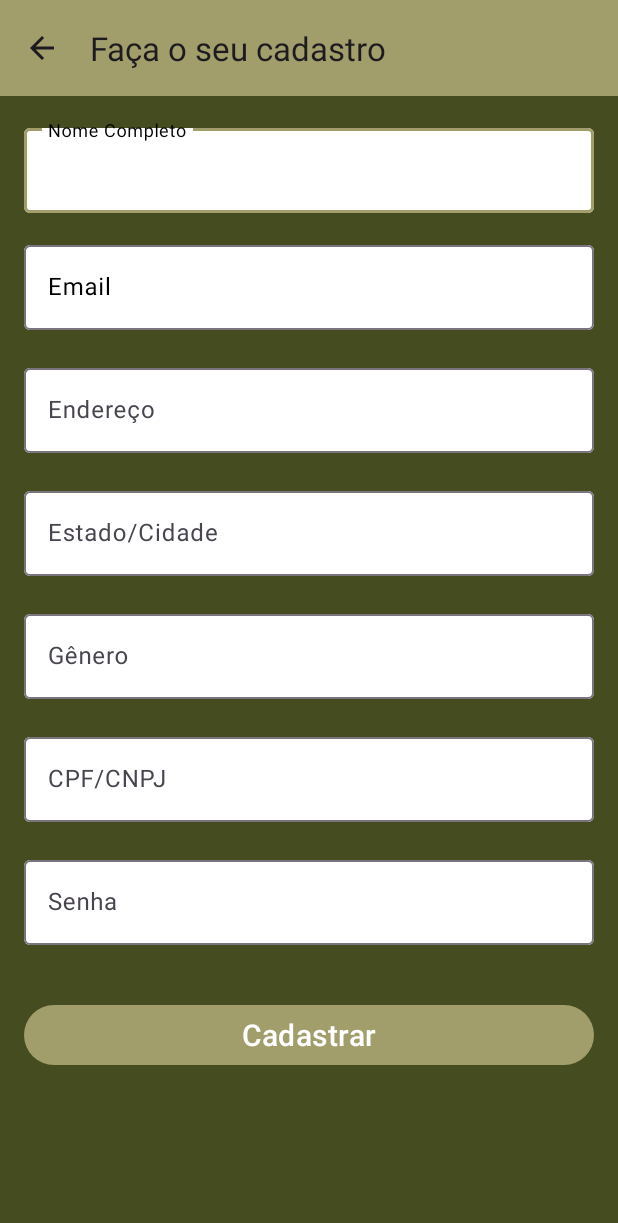
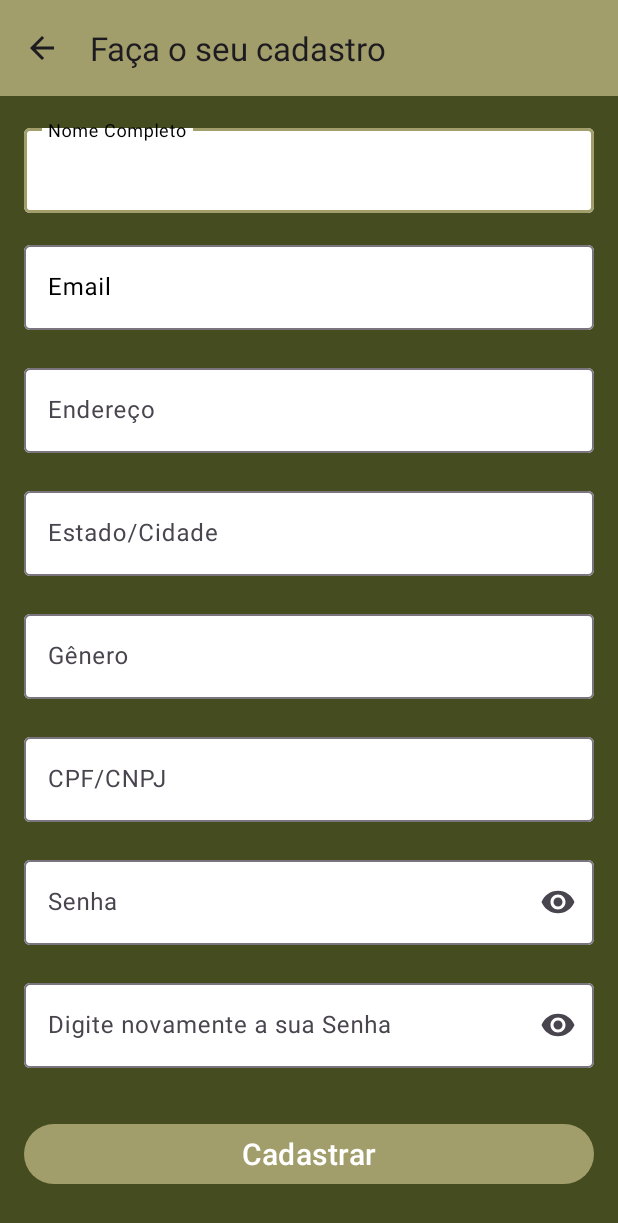
Before and after one commit to Robertofs1/descarteCba_android, an Android app: the screen it shows after launch (SignUpActivity), after a tap on "Cadastre-se", on a phone screen of 412 x 824 dp. Shown: the top 1223 px of the screen. Run offline under Robolectric (Android 15) with nearby library versions, the phone set to English and light mode, and no system bars; 2 other taps on this screen came first.

Commit message:
add layout login e signup with back to login

```diff
--- a/app/src/main/java/com/example/descarteconcientecuiaba/LoginActivity.kt
+++ b/app/src/main/java/com/example/descarteconcientecuiaba/LoginActivity.kt
@@ -27,13 +27,13 @@ class LoginActivity : AppCompatActivity() {
         setContentView(binding.root)
         initializeClickEvent()
 
-        ViewCompat.setOnApplyWindowInsetsListener(findViewById(R.id.button_login)) { v, insets ->
+        ViewCompat.setOnApplyWindowInsetsListener(findViewById(R.id.btnSignUp)) { v, insets ->
             val systemBars = insets.getInsets(WindowInsetsCompat.Type.systemBars())
             v.setPadding(systemBars.left, systemBars.top, systemBars.right, systemBars.bottom)
             insets
         }
 
-        buttonAbrir = findViewById(R.id.button_login)
+        buttonAbrir = findViewById(R.id.btnSignUp)
         buttonAbrir.setOnClickListener{
 
             val intent = Intent(
--- a/app/src/main/res/layout/activity_login.xml
+++ b/app/src/main/res/layout/activity_login.xml
@@ -95,7 +95,7 @@
         app:layout_constraintTop_toTopOf="@+id/textInputLayout2" />
 
     <Button
-        android:id="@+id/button_login"
+        android:id="@+id/btnSignUp"
         android:layout_width="0dp"
         android:layout_height="wrap_content"
         android:layout_marginStart="16dp"
--- a/app/src/main/res/layout/activity_signup.xml
+++ b/app/src/main/res/layout/activity_signup.xml
@@ -12,13 +12,14 @@
         layout="@layout/tb_customize"
         android:layout_width="0dp"
         android:layout_height="wrap_content"
+        android:background="#A19E6B"
         app:layout_constraintEnd_toEndOf="parent"
         app:layout_constraintHorizontal_bias="0.5"
         app:layout_constraintStart_toStartOf="parent"
         app:layout_constraintTop_toTopOf="parent" />
 
     <com.google.android.material.textfield.TextInputLayout
-        android:id="@+id/textInputLayout3"
+        android:id="@+id/textInputName"
         android:layout_width="0dp"
         android:layout_height="wrap_content"
         android:layout_marginStart="16dp"
@@ -26,19 +27,22 @@
         android:layout_marginEnd="16dp"
         android:textColorHint="#000000"
         app:boxBackgroundColor="#FFFFFF"
+        app:errorTextColor="#FFFFFF"
         app:hintAnimationEnabled="true"
         app:hintEnabled="true"
         app:hintTextColor="#000000"
         app:layout_constraintEnd_toEndOf="parent"
         app:layout_constraintHorizontal_bias="0.5"
         app:layout_constraintStart_toStartOf="parent"
-        app:layout_constraintTop_toBottomOf="@+id/includeToolbar">
+        app:layout_constraintTop_toBottomOf="@+id/includeToolbar"
+        app:placeholderTextColor="#000000">
 
         <com.google.android.material.textfield.TextInputEditText
-            android:id="@+id/textInputName"
+            android:id="@+id/textEditName"
             android:layout_width="match_parent"
             android:layout_height="wrap_content"
-            android:hint="Nome Completo" />
+            android:hint="Nome Completo"
+            android:inputType="text|textPersonName" />
     </com.google.android.material.textfield.TextInputLayout>
 
     <com.google.android.material.textfield.TextInputLayout
@@ -54,12 +58,14 @@
         app:layout_constraintEnd_toEndOf="parent"
         app:layout_constraintHorizontal_bias="0.5"
         app:layout_constraintStart_toStartOf="parent"
-        app:layout_constraintTop_toBottomOf="@+id/textInputLayout3">
+        app:layout_constraintTop_toBottomOf="@+id/textInputName">
 
         <com.google.android.material.textfield.TextInputEditText
+            android:id="@+id/textEditEmail"
             android:layout_width="match_parent"
             android:layout_height="wrap_content"
             android:hint="Email"
+            android:inputType="text|textEmailAddress"
             android:textColor="#FFFFFF" />
     </com.google.android.material.textfield.TextInputLayout>
 
@@ -77,9 +83,11 @@
         app:layout_constraintTop_toBottomOf="@id/textInputEmail">
 
         <com.google.android.material.textfield.TextInputEditText
+            android:id="@+id/textEditAdress"
             android:layout_width="match_parent"
             android:layout_height="wrap_content"
-            android:hint="Endereço" />
+            android:hint="Endereço"
+            android:inputType="text" />
     </com.google.android.material.textfield.TextInputLayout>
 
     <com.google.android.material.textfield.TextInputLayout
@@ -96,9 +104,11 @@
         app:layout_constraintTop_toBottomOf="@id/textInputAddres">
 
         <com.google.android.material.textfield.TextInputEditText
+            android:id="@+id/textEditStateCity"
             android:layout_width="match_parent"
             android:layout_height="wrap_content"
-            android:hint="Estado/Cidade" />
+            android:hint="Estado/Cidade"
+            android:inputType="text" />
     </com.google.android.material.textfield.TextInputLayout>
 
     <com.google.android.material.textfield.TextInputLayout
@@ -115,9 +125,11 @@
         app:layout_constraintTop_toBottomOf="@id/textInputStateCity">
 
         <com.google.android.material.textfield.TextInputEditText
+            android:id="@+id/textEditGender"
             android:layout_width="match_parent"
             android:layout_height="wrap_content"
-            android:hint="Gênero" />
+            android:hint="Gênero"
+            android:inputType="text" />
     </com.google.android.material.textfield.TextInputLayout>
 
     <com.google.android.material.textfield.TextInputLayout
@@ -134,9 +146,11 @@
         app:layout_constraintTop_toBottomOf="@id/textInputGender">
 
         <com.google.android.material.textfield.TextInputEditText
+            android:id="@+id/textEditCPFCNPJ"
             android:layout_width="match_parent"
             android:layout_height="wrap_content"
-            android:hint="CPF/CNPJ" />
+            android:hint="CPF/CNPJ"
+            android:inputType="text" />
     </com.google.android.material.textfield.TextInputLayout>
 
     <com.google.android.material.textfield.TextInputLayout
@@ -147,32 +161,63 @@
         android:layout_marginTop="20dp"
         android:layout_marginEnd="16dp"
         app:boxBackgroundColor="#FFFFFF"
+        app:endIconMode="password_toggle"
         app:layout_constraintEnd_toEndOf="parent"
         app:layout_constraintHorizontal_bias="0.5"
         app:layout_constraintStart_toStartOf="parent"
         app:layout_constraintTop_toBottomOf="@id/textInputCPForCPNJ">
 
         <com.google.android.material.textfield.TextInputEditText
+            android:id="@+id/textEditPassword"
             android:layout_width="match_parent"
             android:layout_height="wrap_content"
-            android:hint="Senha" />
+            android:hint="Senha"
+            android:inputType="text|textPassword"
+            app:layout_constraintBottom_toTopOf="@+id/textInputName"
+            app:layout_constraintEnd_toEndOf="parent"
+            app:layout_constraintHorizontal_bias="0.5"
+            app:layout_constraintStart_toStartOf="parent"
+            app:layout_constraintTop_toTopOf="parent"
+            app:layout_constraintVertical_bias="0.5" />
+    </com.google.android.material.textfield.TextInputLayout>
+
+    <com.google.android.material.textfield.TextInputLayout
+        android:id="@+id/textInputPasswordAgain"
+        android:layout_width="0dp"
+        android:layout_height="wrap_content"
+        android:layout_marginStart="16dp"
+        android:layout_marginTop="20dp"
+        android:layout_marginEnd="16dp"
+        app:boxBackgroundColor="#FFFFFF"
+        app:endIconMode="password_toggle"
+        app:layout_constraintEnd_toEndOf="parent"
+        app:layout_constraintHorizontal_bias="0.5"
+        app:layout_constraintStart_toStartOf="parent"
+        app:layout_constraintTop_toBottomOf="@id/textInputPassword">
+
+        <com.google.android.material.textfield.TextInputEditText
+            android:id="@+id/textEditPasswordAgain"
+            android:layout_width="match_parent"
+            android:layout_height="wrap_content"
+            android:hint="Digite novamente a sua Senha"
+            android:inputType="text|textPassword" />
+
     </com.google.android.material.textfield.TextInputLayout>
 
     <Button
-        android:id="@+id/button_login"
+        android:id="@+id/btnSignUp"
         android:layout_width="0dp"
         android:layout_height="wrap_content"
         android:layout_marginStart="16dp"
-        android:layout_marginTop="32dp"
+        android:layout_marginTop="20dp"
         android:layout_marginEnd="16dp"
-        android:layout_marginBottom="100dp"
         android:text="Cadastrar"
         android:textSize="20sp"
         app:layout_constraintBottom_toBottomOf="parent"
         app:layout_constraintEnd_toEndOf="parent"
         app:layout_constraintHorizontal_bias="0.0"
         app:layout_constraintStart_toStartOf="parent"
-        app:layout_constraintTop_toBottomOf="@+id/textInputPassword"
+        app:layout_constraintTop_toBottomOf="@+id/textInputPasswordAgain"
         app:layout_constraintVertical_bias="0.3" />
 
 </androidx.constraintlayout.widget.ConstraintLayout>
--- a/app/src/main/res/layout/tb_customize.xml
+++ b/app/src/main/res/layout/tb_customize.xml
@@ -9,7 +9,7 @@
         android:id="@+id/tbPrincipal"
         android:layout_width="0dp"
         android:layout_height="wrap_content"
-        android:background="?attr/colorPrimary"
+        android:background="#A19E6B"
         android:minHeight="?attr/actionBarSize"
         android:theme="?attr/actionBarTheme"
         app:layout_constraintBottom_toBottomOf="parent"
```
Also changed, not shown: app/src/main/java/com/example/descarteconcientecuiaba/SignUpActivity.kt (+79 -1 lines).
